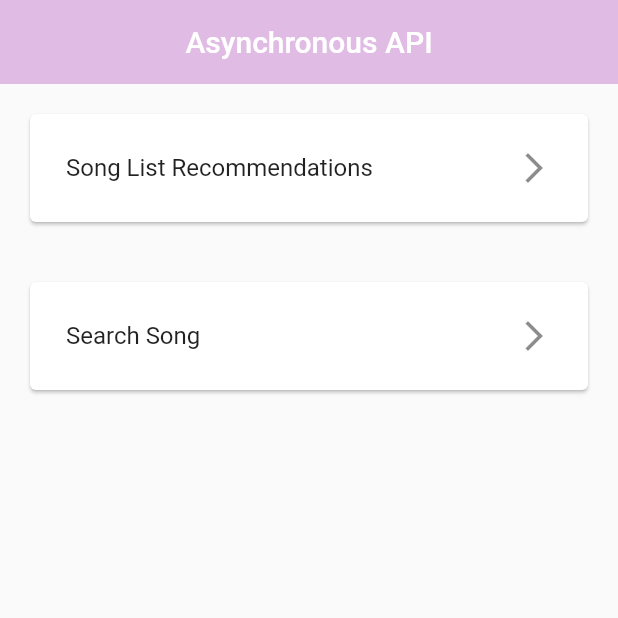
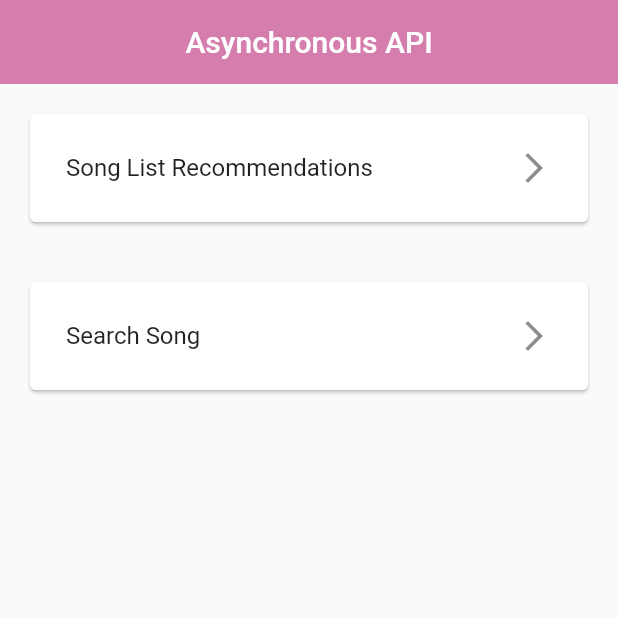
Before and after one commit to jzandag/flutter-asynchronous-api, a Flutter app: the screen it shows after launch, on a phone screen of 412 x 824 dp, the top half of it. Run offline on Flutter 3.47's test engine with Material 2 defaults, Android fonts, the phone set to English and light mode, and no system bars; our stand-ins replace cached_network_image, flutter_spinkit.

```diff
--- a/lib/api/api.dart
+++ b/lib/api/api.dart
@@ -1,4 +1,5 @@
 class ApiHelper {
+  static const String songKey = '484129036';
   static const Map<String, String> headers = {
     'X-RapidAPI-Host': 'shazam.p.rapidapi.com',
     'X-RapidAPI-Key': 'edbcbb97aemsh9d06aed841252b3p190530jsnc75bf6a704fa'
--- a/lib/main.dart
+++ b/lib/main.dart
@@ -1,5 +1,6 @@
 import 'package:flutter/material.dart';
 import 'package:flutter_asynchronous_api/screens/main_screen.dart';
+import 'package:flutter_asynchronous_api/shared/constants.dart';
 
 void main() {
   runApp(const MyApp());
@@ -14,10 +15,11 @@ class MyApp extends StatelessWidget {
       theme: ThemeData(
         primarySwatch: Colors.purple,
         appBarTheme: const AppBarTheme(
-          color: Color(0xffe0bbe4),
+          color: Constants.mainColor,
           elevation: 0,
           centerTitle: true,
         ),
+        backgroundColor: Colors.white,
       ),
       home: const MainScreen(),
     );
--- /dev/null
+++ b/lib/model/song.dart
@@ -0,0 +1,12 @@
+class Song {
+  final title;
+  final subtitle;
+  final background;
+
+  Song(this.title, this.subtitle, this.background);
+
+  @override
+  String toString() {
+    return '$title $subtitle $background';
+  }
+}
--- /dev/null
+++ b/lib/shared/constants.dart
@@ -0,0 +1,8 @@
+import 'package:flutter/cupertino.dart';
+import 'package:flutter/material.dart';
+
+class Constants {
+  static const mainColor = Color(0xffd57dad);
+  static const headerStyle = TextStyle(fontSize: 24);
+  static const errorStyle = TextStyle(fontSize: 24, color: Colors.red);
+}
```
Also changed, not shown: lib/screens/search-song/song_tile.dart (added, +27 -0 lines), lib/screens/song-reco/song_suggestion.dart (+58 -1 lines), lib/service/api_service.dart (+24 -5 lines), lib/shared/error.dart (added, +20 -0 lines), lib/shared/loading.dart (added, +18 -0 lines), pubspec.yaml (+5 -3 lines), pubspec.lock, 1 other file.
